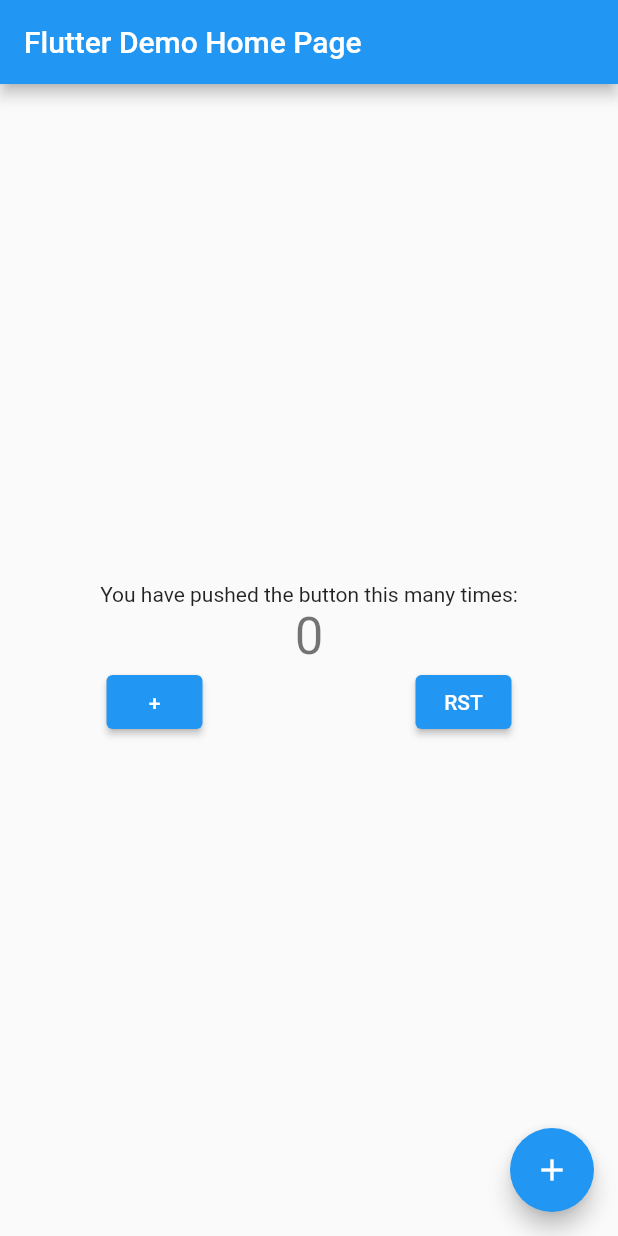
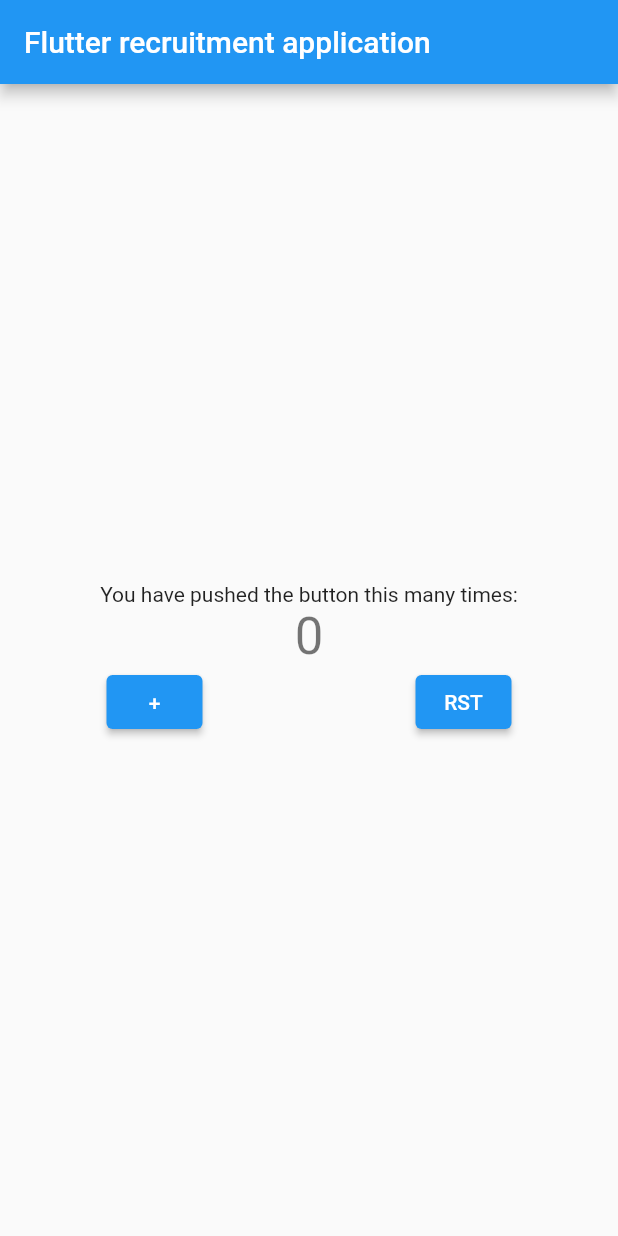
Before and after one commit to sylwestertylec/Flutter_app, a Flutter app: the screen it shows after launch, on a phone screen of 412 x 824 dp. Run offline on Flutter 3.47's test engine with Material 2 defaults, Android fonts, the phone set to English and light mode, and no system bars.

Commit message:
Final application

```diff
--- a/lib/main.dart
+++ b/lib/main.dart
@@ -15,7 +15,7 @@ class MyApp extends StatelessWidget {
       theme: ThemeData(
         primarySwatch: Colors.blue,
       ),
-      home: const MyHomePage(title: 'Flutter Demo Home Page'),
+      home: const MyHomePage(title: 'Flutter recruitment application'),
     );
   }
 }
@@ -76,11 +76,6 @@ class _MyHomePageState extends State<MyHomePage> {
           ],
         ),
       ),
-      floatingActionButton: FloatingActionButton(
-        onPressed: _incrementCounter,
-        tooltip: 'Increment',
-        child: const Icon(Icons.add),
-      ), // This trailing comma makes auto-formatting nicer for build methods.
     );
   }
 }
```
